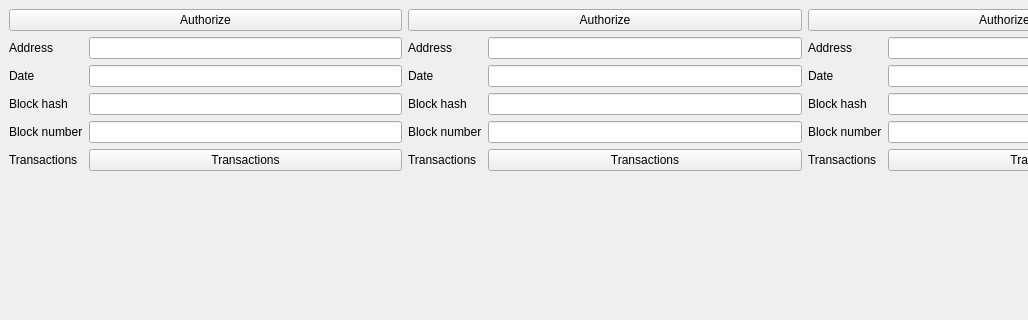
Above: mainwindow.ui from krakenaut9/BlockChain before the change; both pictures show x 0 to 1028 and y 211 to 531 of the 1210 by 623 pixel window. Below: the same form after it.
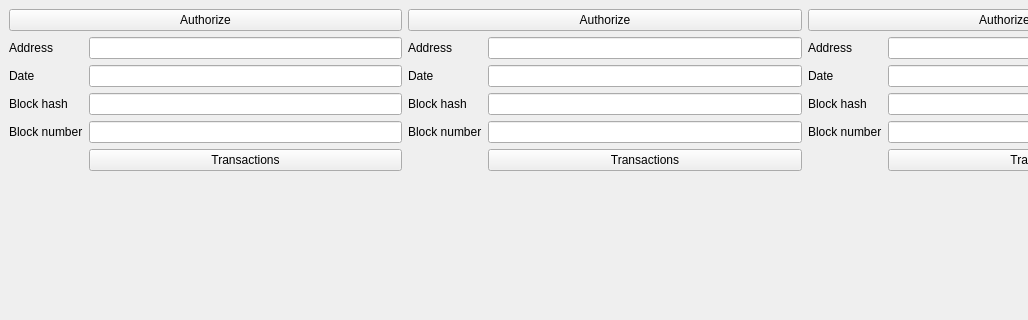
That is the form after the change.

Commit message: Implemented authorization. Started implementing transactions window

What changed in the file:
```diff
--- a/mainwindow.ui
+++ b/mainwindow.ui
@@ -105,13 +105,6 @@
           <item row="3" column="1">
            <widget class="QLineEdit" name="numberLineEdit1"/>
           </item>
-          <item row="4" column="0">
-           <widget class="QLabel" name="transactionsLabel1">
-            <property name="text">
-             <string>Transactions</string>
-            </property>
-           </widget>
-          </item>
           <item row="4" column="1">
            <widget class="QPushButton" name="transactionsPushButton1">
             <property name="text">
@@ -174,13 +167,6 @@
           <item row="3" column="1">
            <widget class="QLineEdit" name="numberLineEdit2"/>
           </item>
-          <item row="4" column="0">
-           <widget class="QLabel" name="transactionsLabel2">
-            <property name="text">
-             <string>Transactions</string>
-            </property>
-           </widget>
-          </item>
           <item row="4" column="1">
            <widget class="QPushButton" name="transactionsPushButton2">
             <property name="text">
@@ -243,13 +229,6 @@
           <item row="3" column="1">
            <widget class="QLineEdit" name="numberLineEdit3"/>
           </item>
-          <item row="4" column="0">
-           <widget class="QLabel" name="transactionsLabel3">
-            <property name="text">
-             <string>Transactions</string>
-            </property>
-           </widget>
-          </item>
           <item row="4" column="1">
            <widget class="QPushButton" name="transactionsPushButton3">
             <property name="text">
```
The commit also changes 7 other files.
